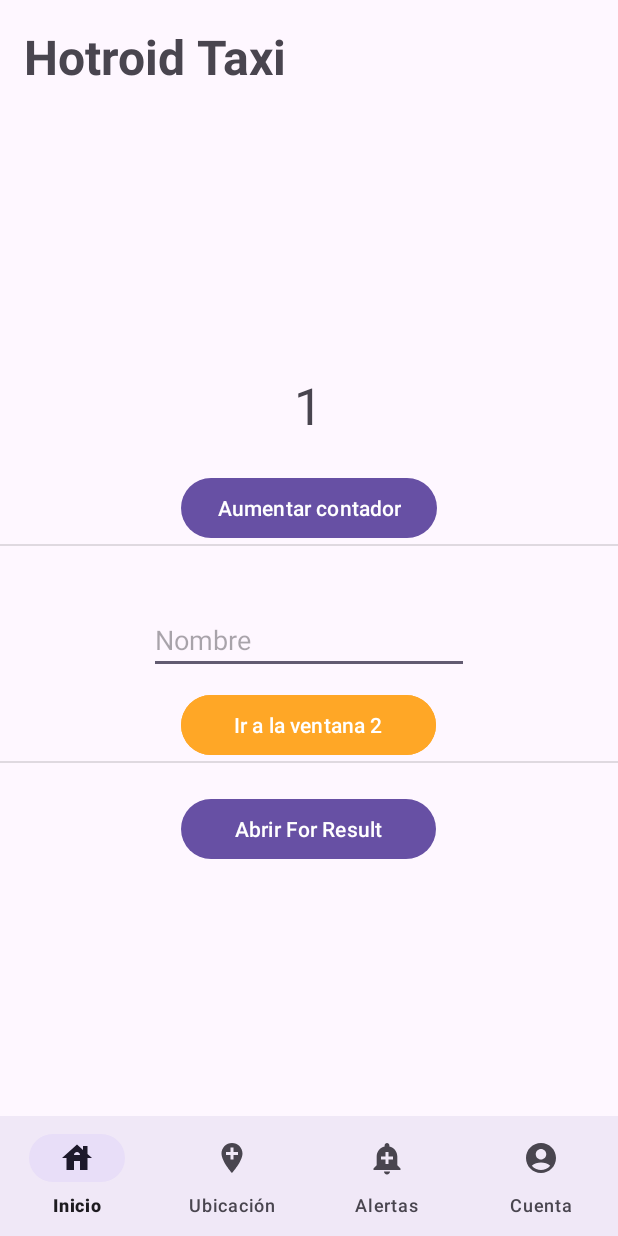
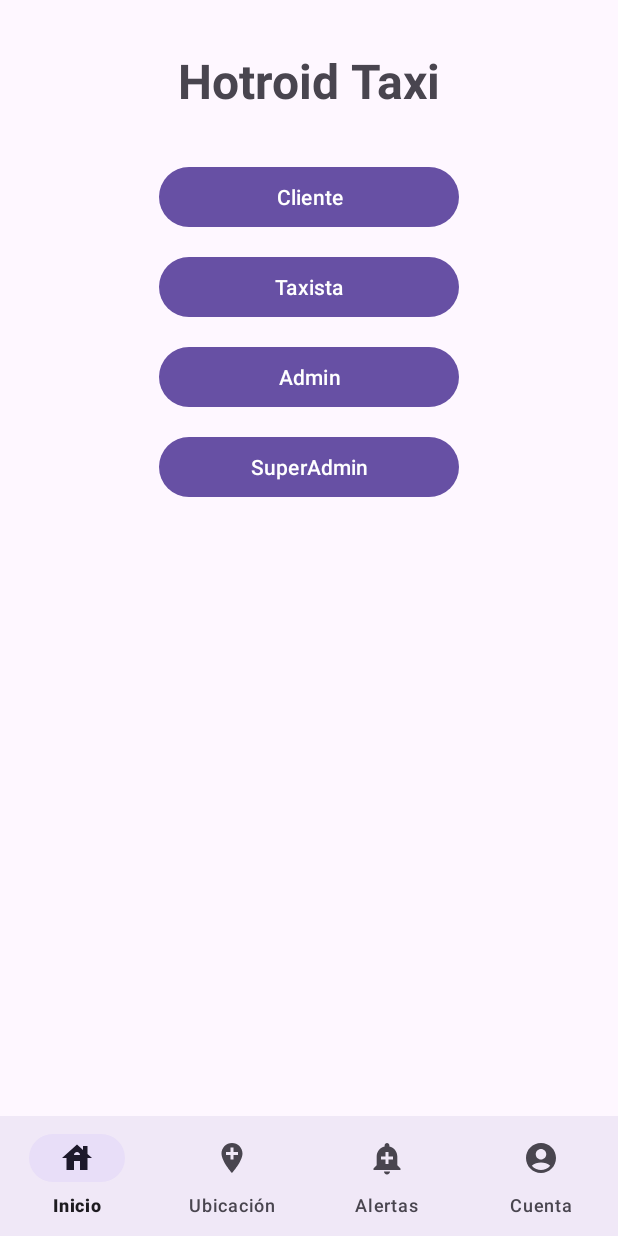
Before and after one commit to alegom05/HOTROID, an Android app: the screen it shows after launch (MainActivity), on a phone screen of 412 x 824 dp. Run offline under Robolectric (Android 15) with nearby library versions, the phone set to English and light mode, and no system bars.

Commit message:
vista principal admin hotel

```diff
--- a/Proyecto/app/build.gradle
+++ b/Proyecto/app/build.gradle
@@ -4,12 +4,12 @@ plugins {
 
 android {
     namespace 'com.example.hotroid'
-    compileSdk 33
+    compileSdk 35
 
     defaultConfig {
         applicationId "com.example.hotroid"
         minSdk 27
-        targetSdk 33
+        targetSdk 35
         versionCode 1
         versionName "1.0"
 
@@ -36,6 +36,7 @@ dependencies {
     implementation 'androidx.appcompat:appcompat:1.6.1'
     implementation 'com.google.android.material:material:1.9.0'
     implementation 'androidx.constraintlayout:constraintlayout:2.1.4'
+    implementation 'androidx.activity:activity:1.10.1'
     testImplementation 'junit:junit:4.13.2'
     androidTestImplementation 'androidx.test.ext:junit:1.1.5'
     androidTestImplementation 'androidx.test.espresso:espresso-core:3.5.1'
--- a/Proyecto/app/src/main/AndroidManifest.xml
+++ b/Proyecto/app/src/main/AndroidManifest.xml
@@ -12,6 +12,12 @@
         android:supportsRtl="true"
         android:theme="@style/Theme.Clase2"
         tools:targetApi="31">
+        <activity
+            android:name=".UbicacionActivity"
+            android:exported="false" />
+        <activity
+            android:name=".AdminActivity"
+            android:exported="false" />
         <activity
             android:name=".MainActivity3"
             android:exported="false" />
--- a/Proyecto/app/src/main/java/com/example/hotroid/MainActivity.java
+++ b/Proyecto/app/src/main/java/com/example/hotroid/MainActivity.java
@@ -31,22 +31,6 @@ public class MainActivity extends AppCompatActivity {
         setContentView(R.layout.activity_main);
         Log.d(TAG, "oncreate");
 
-        /*Button button = findViewById(R.id.button2);
-        button.setOnClickListener(view -> {
-            TextView textView = findViewById(R.id.contadorEnVista);
-            String contadorStr = textView.getText().toString();
-            int contador = Integer.parseInt(contadorStr);
-            textView.setText(String.valueOf(++contador));
-
-        });*/
-
-        Button button3 = findViewById(R.id.button3);
-        button3.setOnClickListener(view -> {
-            Intent intent = new Intent(MainActivity.this, MainActivity3.class);
-            launcher.launch(intent);
-        });
-
-        registerForContextMenu((TextView) findViewById(R.id.contadorEnVista));
 
     }
 
@@ -182,5 +166,10 @@ public class MainActivity extends AppCompatActivity {
                 }
             }
     );
+    //**************************ADMINISTRADOR DE HOTEL**************************************************************************
+    public void irAAdmin(View view) {
+        Intent intent = new Intent(this, AdminActivity.class);
+        startActivity(intent);
+    }
 
 }
--- a/Proyecto/app/src/main/res/layout/activity_main.xml
+++ b/Proyecto/app/src/main/res/layout/activity_main.xml
@@ -4,93 +4,64 @@
     xmlns:tools="http://schemas.android.com/tools"
     android:layout_width="match_parent"
     android:layout_height="match_parent"
-    android:onClick="incrementarContador"
     tools:context=".MainActivity">
 
+    <!-- Título -->
     <TextView
         android:id="@+id/title"
         android:layout_width="wrap_content"
         android:layout_height="wrap_content"
-        android:layout_marginTop="16dp"
         android:text="Hotroid Taxi"
         android:textSize="32sp"
         android:textStyle="bold"
-        android:layout_marginStart="16dp"
-        app:layout_constraintHorizontal_bias="0.497"
+        app:layout_constraintTop_toTopOf="parent"
         app:layout_constraintStart_toStartOf="parent"
-        app:layout_constraintTop_toTopOf="parent" />
+        app:layout_constraintEnd_toEndOf="parent"
+        android:layout_marginTop="32dp" />
 
+    <!-- Contenedor de botones -->
     <LinearLayout
-        android:layout_width="match_parent"
-        android:layout_height="match_parent"
+        android:id="@+id/role_buttons"
+        android:layout_width="wrap_content"
+        android:layout_height="wrap_content"
+        android:orientation="vertical"
         android:gravity="center"
-        android:orientation="vertical"
+        app:layout_constraintTop_toBottomOf="@id/title"
+        app:layout_constraintStart_toStartOf="parent"
         app:layout_constraintEnd_toEndOf="parent"
-        app:layout_constraintHorizontal_bias="0.0"
-        app:layout_constraintStart_toStartOf="parent"
-        tools:layout_editor_absoluteY="98dp">
-        <!--android:fontFamily="@font/calibri"-->
-
-        <TextView
-            android:id="@+id/contadorEnVista"
-            android:layout_width="wrap_content"
-            android:layout_height="wrap_content"
-            android:text="1"
-            android:textSize="34sp" />
+        android:layout_marginTop="32dp">
 
         <Button
-            android:id="@+id/button2"
-            android:layout_width="wrap_content"
+            android:id="@+id/btnCliente"
+            android:layout_width="200dp"
             android:layout_height="wrap_content"
-            android:layout_marginTop="22dp"
-            android:onClick="incrementarContador"
-            android:text="Aumentar contador" />
-
-        <View
-            android:id="@+id/divider2"
-            android:layout_width="match_parent"
-            android:layout_height="1dp"
-            android:background="?android:attr/listDivider" />
-
-        <EditText
-            android:id="@+id/editTextNombre"
-            android:layout_width="wrap_content"
-            android:layout_height="wrap_content"
-            android:layout_marginTop="40dp"
-            android:ems="10"
-            android:hint="Nombre"
-            android:inputType="text" />
+            android:text="Cliente"
+            android:layout_marginBottom="12dp"/>
 
         <Button
-            android:id="@+id/button"
-            android:layout_width="170dp"
+            android:id="@+id/btnTaxista"
+            android:layout_width="200dp"
             android:layout_height="wrap_content"
-            android:layout_marginTop="10dp"
-            android:backgroundTint="#FFA726"
-            android:onClick="irAVentana2"
-            android:text="Ir a la ventana 2" />
-
-        <View
-            android:id="@+id/divider3"
-            android:layout_width="match_parent"
-            android:layout_height="1dp"
-            android:background="?android:attr/listDivider" />
+            android:text="Taxista"
+            android:layout_marginBottom="12dp"/>
 
         <Button
-            android:id="@+id/button3"
-            android:layout_width="170dp"
+            android:id="@+id/btnAdmin"
+            android:layout_width="200dp"
             android:layout_height="wrap_content"
-            android:layout_marginTop="20dp"
-            android:text="Abrir For Result" />
+            android:text="Admin"
+            android:layout_marginBottom="12dp"
+            android:onClick="irAAdmin"/>
 
-        <androidx.constraintlayout.widget.Guideline
-            android:id="@+id/guideline"
-            android:layout_width="match_parent"
+        <Button
+            android:id="@+id/btnSuperAdmin"
+            android:layout_width="200dp"
             android:layout_height="wrap_content"
-            android:orientation="horizontal" />
-
+            android:text="SuperAdmin"
+            android:layout_marginBottom="12dp"/>
     </LinearLayout>
 
+    <!-- Barra inferior -->
     <com.google.android.material.bottomnavigation.BottomNavigationView
         android:id="@+id/bottom_navigation"
         android:layout_width="0dp"
--- a/Proyecto/app/src/main/res/values/strings.xml
+++ b/Proyecto/app/src/main/res/values/strings.xml
@@ -1,3 +1,4 @@
 <resources>
     <string name="app_name">Hotroid</string>
+    <string name="spinner_prompt">Selecciona aquí</string>
 </resources>
```
Also changed, not shown: Proyecto/app/src/main/java/com/example/hotroid/AdminActivity.java (added, +12 -0 lines), Proyecto/app/src/main/java/com/example/hotroid/UbicacionActivity.java (added, +24 -0 lines), Proyecto/app/src/main/res/drawable/border_black.xml (added, +7 -0 lines), Proyecto/app/src/main/res/drawable/border_circle.xml (added, +12 -0 lines), Proyecto/app/src/main/res/drawable/ic_registros.xml (added, +19 -0 lines), Proyecto/app/src/main/res/drawable/ic_taxistas.xml (added, +9 -0 lines), Proyecto/app/src/main/res/layout/activity_admin.xml (added, +240 -0 lines), Proyecto/app/src/main/res/layout/activity_ubicacion.xml (added, +181 -0 lines), Proyecto/app/src/main/res/menu/menu_admin.xml (added, +19 -0 lines), Proyecto/app/src/main/res/drawable/foto_admin.jpg (added), Proyecto/app/src/main/res/drawable/ic_checkout.png (added), Proyecto/app/src/main/res/drawable/ic_reportes.png (added), 1 other file.
